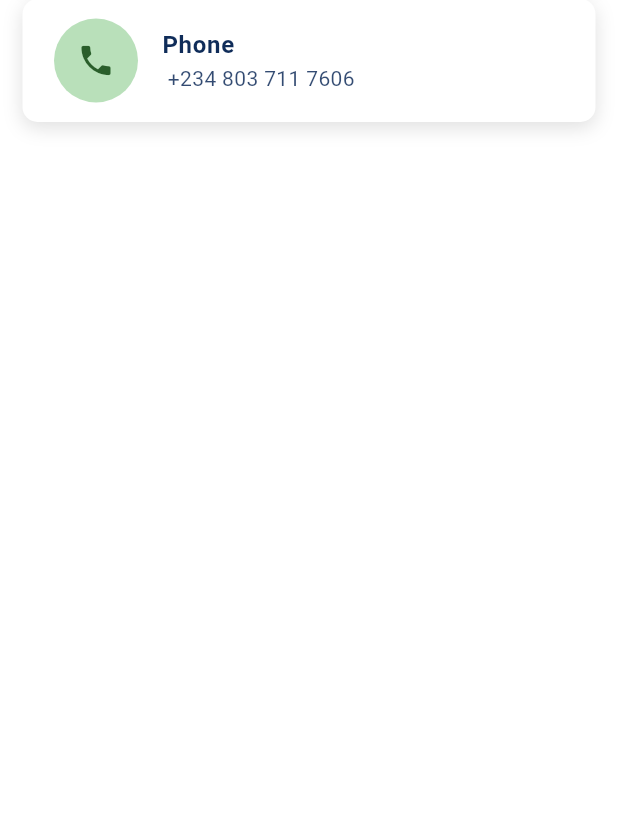
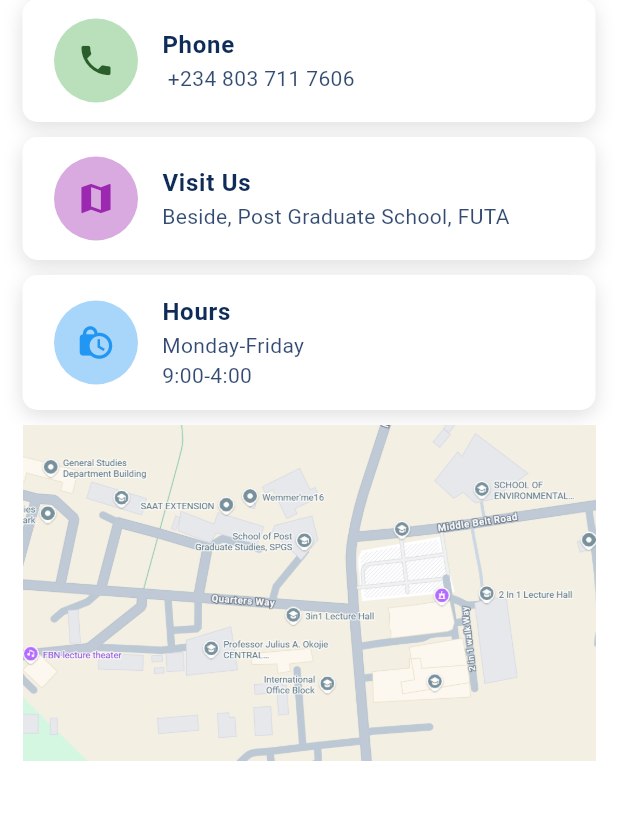
Before and after one commit to miraclegx/CCS_Info_App, a Flutter app: the ReachOut screen opened directly, on a phone screen of 412 x 824 dp, the part 364-1184 px from its top. Run offline on Flutter 3.47's test engine with Material 3 defaults, Android fonts, the phone set to English and light mode, and no system bars; our stand-ins replace flutter_svg.

Commit message:
basically okay now

```diff
--- a/lib/reach_out.dart
+++ b/lib/reach_out.dart
@@ -45,6 +45,24 @@ class ReachOut extends StatelessWidget {
                 iconColor: const Color.fromARGB(255, 42, 94, 43),
                 bgColor: Colors.green.withAlpha(100),
               ),
+              SizedBox(height: 10),
+              ServiceCard(
+                title: "Visit Us",
+                subtitle: "Beside, Post Graduate School, FUTA",
+                icon: Icons.map,
+                iconColor: Colors.purple,
+                bgColor: Colors.purple.withAlpha(100),
+              ),
+              SizedBox(height: 10),
+              ServiceCard(
+                title: "Hours",
+                subtitle: "Monday-Friday\n9:00-4:00",
+                icon: Icons.lock_clock,
+                iconColor: Colors.blue,
+                bgColor: Colors.blue.withAlpha(100),
+              ),
+              SizedBox(height: 10),
+              Image.asset("assets/images/mockMap.png"),
             ],
           ),
         ),
--- a/pubspec.yaml
+++ b/pubspec.yaml
@@ -71,6 +71,7 @@ flutter:
       - assets/images/instalogo.png
       - assets/images/indeedlogo.png
       - assets/images/facebooklogo.png
+      - assets/images/mockMap.png
   # An image asset can refer to one or more resolution-specific "variants", see
   # https://flutter.dev/to/resolution-aware-images
 
```
Also changed, not shown: assets/images/mockMap.png (added).
